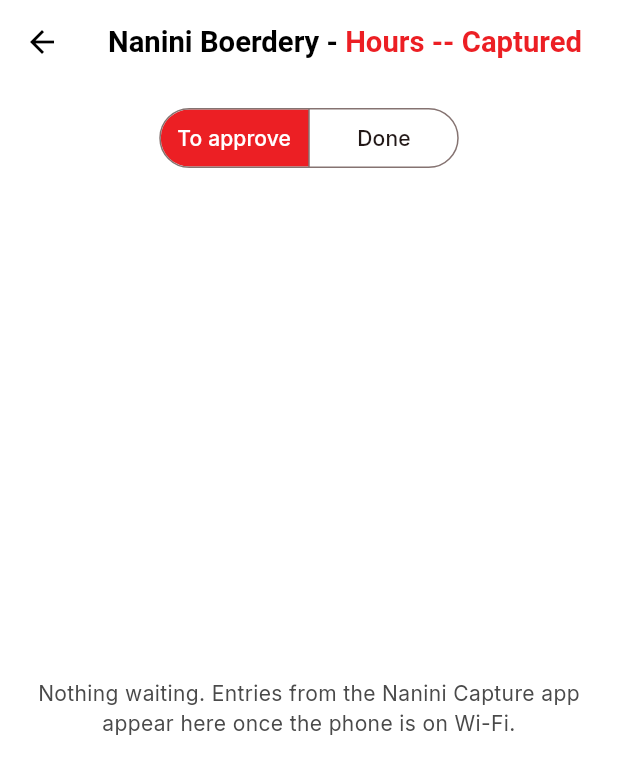
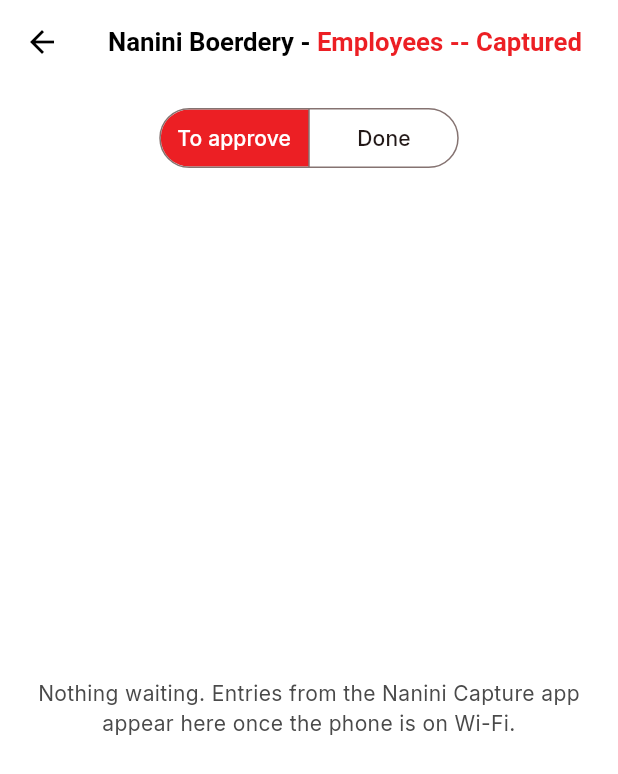
Before and after one commit to DFourie87/Nanini, a Flutter app: the HoursHomeScreen screen opened directly, after a tap on the "move to inbox" icon, on a phone screen of 412 x 824 dp. Shown: the top 774 px of the screen. Run offline on Flutter 3.47's test engine with Material 3 defaults, Android fonts, the phone set to English and light mode, and no system bars; our stand-ins replace connectivity_plus, csv, fl_chart, flutter_map, google_fonts, latlong2 and 5 more; accounts and stored records are empty; network calls fail.

Commit message:
Employee List app closed; its employees and farms/groups are Employees > List
- Hub: the Employee List tile and its access option are gone; the
  Employees app gets a List tab (Employees / Farms-Groups, add, edit,
  delete) between Summary and Reports
- One captured inbox in Employees for hours, payslip checks and employee
  details from the phones
- Wording pointing at the Employee List or the old Work tab updated

Co-Authored-By: Claude Opus 5.5 <noreply@anthropic.com>
Claude-Session: https://claude.ai/code/session_0154FLxM7bQ7qjn16GE6RHFv

```diff
--- a/nanini_app/lib/capture_app/flows/employee_flow.dart
+++ b/nanini_app/lib/capture_app/flows/employee_flow.dart
@@ -12,7 +12,7 @@ enum _Action { add, change, remove }
 enum _S { action, person, name, idNo, fullNames, surname, farm, check }
 
 /// Employee details: a new worker, changed details, or a worker who left.
-/// Goes to the hub's Employee List to approve. The name is what everyone
+/// Goes to the hub's Employees app to approve. The name is what everyone
 /// calls them; the ID/passport can come later, but once it's typed the full
 /// names and surname (as on the ID) are needed too.
 class EmployeeFlow extends StatefulWidget {
--- a/nanini_app/lib/capture_app/flows/payslips_flow.dart
+++ b/nanini_app/lib/capture_app/flows/payslips_flow.dart
@@ -94,7 +94,7 @@ class _PayslipsFlowState extends State<PayslipsFlow> {
               Card(
                 child: Padding(
                   padding: const EdgeInsets.all(12),
-                  child: Text('${noFarm.length} worker${noFarm.length == 1 ? ' has' : 's have'} no farm in the Employee List: '
+                  child: Text('${noFarm.length} worker${noFarm.length == 1 ? ' has' : 's have'} no farm in Employees > List: '
                       '${noFarm.map((e) => e.displayName).join(', ')}',
                       style: const TextStyle(fontSize: 16, color: NaniniColors.red, fontWeight: FontWeight.w600)),
                 ),
--- a/nanini_app/lib/core/auth/app_modules.dart
+++ b/nanini_app/lib/core/auth/app_modules.dart
@@ -14,7 +14,6 @@ const kAppModules = <AppModule>[
   AppModule('hours', 'Employees'),
   AppModule('packaging', 'Packaging'),
   AppModule('sales', 'Sales'),
-  AppModule('employees_list', 'Employee List'),
   AppModule('truck', 'Truck'),
   AppModule('buffalo', 'Buffalo'),
   AppModule('hunting', 'Hunting'),
--- a/nanini_app/lib/features/capture/capture_models.dart
+++ b/nanini_app/lib/features/capture/capture_models.dart
@@ -12,7 +12,7 @@ abstract final class CaptureModule {
   static const delivery = 'delivery';
 
   /// New worker, changed details or worker who left (payload 'action':
-  /// add / change / remove) -- approved in the Employee List.
+  /// add / change / remove) -- approved in the hub's Employees app.
   static const employee = 'employee';
 
   /// A farm manager's Payslips check: tariff / rent / loan changes and new
--- a/nanini_app/lib/features/capture/captured_review_screen.dart
+++ b/nanini_app/lib/features/capture/captured_review_screen.dart
@@ -330,7 +330,7 @@ List<String> captureDetailLines(CaptureEntry e) {
       ];
       return switch (p['action']) {
         'add' => ['New worker', ...fields],
-        'remove' => ['${p['employee_name']} has left -- approving removes them from the Employee List'],
+        'remove' => ['${p['employee_name']} has left -- approving removes them from Employees > List'],
         _ => ['Change for ${p['employee_name']}', ...fields],
       };
     default:
--- a/nanini_app/lib/features/employees/employee_form.dart
+++ b/nanini_app/lib/features/employees/employee_form.dart
@@ -106,7 +106,7 @@ Future<Employee?> showEmployeeForm(
                   onChanged: (v) => setState(() => groupId = v),
                 ),
                 const SizedBox(height: 8),
-                const Text('Tariff, rent and loan are set in the Hours app (Work tab).',
+                const Text('Tariff, rent and loan: tap the worker in Summary, or Nanini Capture > Payslips.',
                     style: TextStyle(color: NaniniColors.muted, fontSize: 12)),
                 if (method == PaymentMethod.bank) ...[
                   const SizedBox(height: 10),
@@ -150,7 +150,7 @@ Future<Employee?> showEmployeeForm(
                   surname: opt(surnameCtrl),
                   currentGroupId: groupId,
                   farmId: farmId,
-                  // Set in Hours > Work; kept as they are.
+                  // Set in Summary / Payslips; kept as they are.
                   ratePerHour: existing?.ratePerHour,
                   rentDeduction: existing?.rentDeduction,
                   loanDeduction: existing?.loanDeduction,
--- a/nanini_app/lib/features/employees/employees_models.dart
+++ b/nanini_app/lib/features/employees/employees_models.dart
@@ -144,8 +144,8 @@ class Employee {
         'loan_deduction': loanDeduction,
       };
 
-  /// Everything the Employee List edits. Tariff, rent and loan are set in
-  /// Hours > Work, so an edit here never overwrites them.
+  /// Everything Employees > List edits. Tariff, rent and loan are set in
+  /// Summary / Payslips, so an edit here never overwrites them.
   Map<String, dynamic> toUpdate() => {
         'first_name': firstName,
         'last_name': lastName,
--- a/nanini_app/lib/features/employees/employees_repository.dart
+++ b/nanini_app/lib/features/employees/employees_repository.dart
@@ -44,7 +44,7 @@ class EmployeesRepository {
 
   Future<void> updateEmployee(String id, Employee e) => sb.from('employees').update(e.toUpdate()).eq('id', id);
 
-  /// Just the tariff, rent and/or loan repayment (Hours > Work), leaving the
+  /// Just the tariff, rent and/or loan repayment (Summary / Payslips), leaving the
   /// rest of the employee's record untouched.
   Future<void> updatePay(String id, {double? ratePerHour, double? rentDeduction, double? loanDeduction}) => sb.from('employees').update({
         'rate_per_hour': ?ratePerHour,
--- a/nanini_app/lib/features/hours/hours_home_screen.dart
+++ b/nanini_app/lib/features/hours/hours_home_screen.dart
@@ -1,11 +1,15 @@
 import 'package:flutter/material.dart';
+
 import '../capture/capture_models.dart';
 import '../capture/captured_review_screen.dart';
+
 import 'package:provider/provider.dart';
+
 import '../../core/auth/session.dart';
 import '../../core/auth/admin_gate.dart';
 import '../../core/formatters.dart';
 import '../../core/widgets/nanini_app_bar.dart';
+import '../employees/employee_list_tab.dart';
 import 'hours_data.dart';
 import 'hours_log_screen.dart';
 import 'hours_repository.dart';
@@ -14,8 +18,9 @@ import 'hours_summary_screen.dart';
 import 'pay_run.dart';
 import 'pay_widgets.dart';
 
-/// Hours (the hub's "Employees" tile): Summary -- pay since the last pay per
-/// worker and farm, and running payroll -- and Reports. The farm managers'
+/// Employees (hub tile): Summary -- pay since the last pay per worker and
+/// farm, and running payroll -- List (every employee's details, farms and
+/// groups) and Reports. The farm managers'
 /// check before pay (hours, tariffs, extra pay, deductions) is done on their
 /// phones in Nanini Capture > Payslips and arrives in the captured inbox.
 class HoursHomeScreen extends StatefulWidget {
@@ -42,26 +47,35 @@ class _HoursHomeScreenState extends State<HoursHomeScreen> {
     final isManager = context.watch<Session>().isAdmin;
     final items = [
       const BottomNavigationBarItem(icon: Icon(Icons.summarize_outlined), label: 'Summary'),
+      const BottomNavigationBarItem(icon: Icon(Icons.people_alt_outlined), label: 'List'),
       if (isManager) const BottomNavigationBarItem(icon: Icon(Icons.bar_chart), label: 'Reports'),
     ];
     final safeIndex = index >= items.length ? 0 : index;
 
     return Scaffold(
       appBar: NaniniAppBar(
-        title: 'Hours',
+        title: 'Employees',
         actions: [
           IconButton(
             tooltip: 'Add hours',
             icon: const Icon(Icons.more_time),
-            onPressed: () => Navigator.of(context).push(MaterialPageRoute(
-              builder: (_) => Scaffold(appBar: const NaniniAppBar(title: 'Add hours'), body: HoursLogScreen(repo: repo)),
-            )),
+            onPressed: () => Navigator.of(context).push(
+              MaterialPageRoute(
+                builder: (_) => Scaffold(
+                  appBar: const NaniniAppBar(title: 'Add hours'),
+                  body: HoursLogScreen(repo: repo),
+                ),
+              ),
+            ),
           ),
-          const CapturedInboxButton(title: 'Hours', modules: CaptureModule.hoursModules),
+          // Hours, payslip checks and employee details sent from phones.
+          const CapturedInboxButton(title: 'Employees', modules: [...CaptureModule.hoursModules, ...CaptureModule.employeeModules]),
         ],
       ),
-      body: safeIndex == 1
+      body: safeIndex == 2
           ? HoursReportsScreen(repo: repo)
+          : safeIndex == 1
+          ? const EmployeeListTab()
           : ListenableBuilder(
               listenable: data,
               builder: (context, _) {
@@ -94,7 +108,7 @@ class _HoursHomeScreenState extends State<HoursHomeScreen> {
       bottomNavigationBar: BottomNavigationBar(
         currentIndex: safeIndex,
         onTap: (i) async {
-          if (i == 1 && !isManager) {
+          if (i == 2 && !isManager) {
             if (!await requireAdmin(context)) return;
           }
           setState(() => index = i);
--- a/nanini_app/lib/features/hours/hours_models.dart
+++ b/nanini_app/lib/features/hours/hours_models.dart
@@ -72,7 +72,7 @@ class KgEntry {
       );
 }
 
-/// Extra pay on top of a worker's hours (Hours > Work > Extra pay): a set
+/// Extra pay on top of a worker's hours (Payslips on the phone, or Summary): a set
 /// amount, or [hours] at a different [rate]. Open until a payroll run pays
 /// it ([payslipId]).
 class PayExtra {
--- a/nanini_app/lib/features/hours/hours_summary_screen.dart
+++ b/nanini_app/lib/features/hours/hours_summary_screen.dart
@@ -15,7 +15,7 @@ import 'hours_models.dart';
 import 'pay_run.dart';
 import 'pay_widgets.dart';
 
-/// Hours > Summary: the Work tab's three steps added up per worker and per
+/// Employees > Summary: the Payslips check (on the capture phones) added up per worker and per
 /// farm -- gross, deductions and nett -- and where payroll is run.
 class HoursSummaryScreen extends StatelessWidget {
   const HoursSummaryScreen({super.key, required this.data, required this.lines, required this.scopeBar, required this.payUpTo, required this.farmName});
@@ -165,7 +165,7 @@ class HoursSummaryScreen extends StatelessWidget {
                 onPressed: () async {
                   if (lines.isEmpty) return setLocal(() => error = 'Tick at least one worker.');
                   final noTariff = lines.where((l) => l.hours > 0 && l.tariff <= 0).map((l) => l.employee.displayName).toList();
-                  if (noTariff.isNotEmpty) return setLocal(() => error = 'Set a tariff first (Work > Tariffs) for: ${noTariff.join(', ')}.');
+                  if (noTariff.isNotEmpty) return setLocal(() => error = 'Set a tariff first (tap the worker, or Payslips on the phone) for: ${noTariff.join(', ')}.');
                   final drafts = [
                     for (final l in lines)
                       (
--- a/nanini_app/lib/features/hours/pay_run.dart
+++ b/nanini_app/lib/features/hours/pay_run.dart
@@ -4,7 +4,7 @@ import '../tuckshop/tuckshop_models.dart';
 import 'hours_models.dart';
 
 /// One employee's pay since their last payslip, up to the "pay up to" date --
-/// what the Work tab's steps check and the Summary tab totals and pays.
+/// what Payslips (capture phones) checks and the Summary tab totals and pays.
 class PayLine {
   PayLine({
     required this.employee,
@@ -31,7 +31,7 @@ class PayLine {
 
   double get hours => entries.fold<double>(0, (s, e) => s + e.hours);
 
-  /// The employee's tariff (Employee List rate per hour) -- checked in the
+  /// The employee's tariff (rate per hour on their record) -- checked in the
   /// Tariff step and used for the whole period.
   double get tariff => employee.ratePerHour ?? 0;
   double get hoursPay => hours * tariff;
--- a/nanini_app/lib/features/hub/hub_screen.dart
+++ b/nanini_app/lib/features/hub/hub_screen.dart
@@ -11,7 +11,6 @@ import '../capture/capture_phones_screen.dart';
 import '../diesel/diesel_home_screen.dart';
 import '../tuckshop/tuckshop_home_screen.dart';
 import '../hours/hours_home_screen.dart';
-import '../employees/employees_home_screen.dart';
 import '../delivery/delivery_home_screen.dart';
 import '../sales/sales_home_screen.dart';
 import '../truck/truck_home_screen.dart';
@@ -39,7 +38,6 @@ class HubScreen extends StatelessWidget {
     _ModuleTile('hours', '🕒', 'Employees', (_) => const HoursHomeScreen()),
     _ModuleTile('packaging', '📦', 'Packaging', (_) => const DeliveryHomeScreen()),
     _ModuleTile('sales', '📊', 'Sales', (_) => const SalesHomeScreen()),
-    _ModuleTile('employees_list', '🧑‍🌾', 'Employee List', (_) => const EmployeesHomeScreen()),
     _ModuleTile('truck', '🚚', 'Truck', (_) => const TruckHomeScreen()),
     _ModuleTile('buffalo', '🐃', 'Buffalo', (_) => const GameSpeciesHomeScreen(species: 'Buffalo')),
     _ModuleTile('hunting', '', 'Hunting', (_) => const HuntingHomeScreen(), icon: const RifleIcon()),
```
Also changed, not shown: nanini_app/lib/features/employees/employee_list_tab.dart (renamed from nanini_app/lib/features/employees/employees_home_screen.dart, +9 -30 lines), 1 other file.
